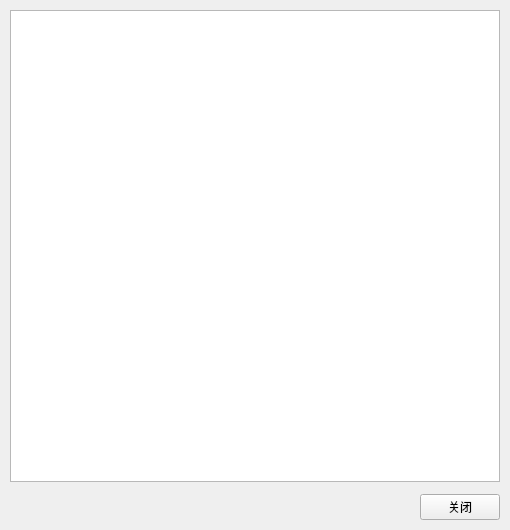
Old version of the form helpdialog.ui in the repository zlmone/supply_writer.
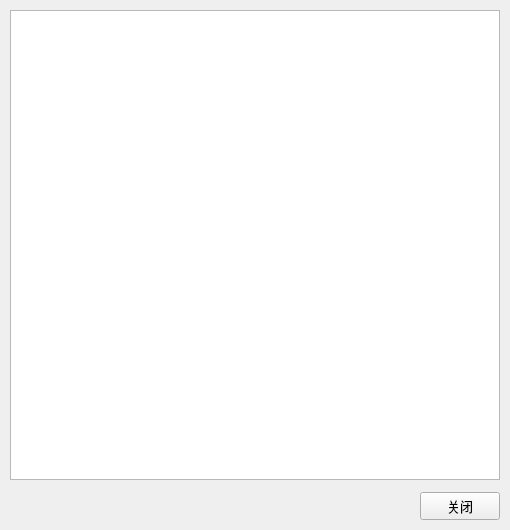
New version of the form.

The edit to the form file:
```diff
--- a/helpdialog.ui
+++ b/helpdialog.ui
@@ -25,6 +25,12 @@
      <height>530</height>
     </rect>
    </property>
+   <property name="font">
+    <font>
+     <family>微软雅黑</family>
+     <pointsize>10</pointsize>
+    </font>
+   </property>
    <layout class="QVBoxLayout" name="verticalLayout">
     <property name="spacing">
      <number>12</number>
@@ -42,12 +48,25 @@
      <number>10</number>
     </property>
     <item>
-     <widget class="QTextBrowser" name="textBrowser"/>
+     <widget class="QTextBrowser" name="textBrowser">
+      <property name="font">
+       <font>
+        <family>微软雅黑</family>
+        <pointsize>10</pointsize>
+       </font>
+      </property>
+     </widget>
     </item>
     <item>
      <layout class="QHBoxLayout" name="horizontalLayout">
       <item>
        <spacer name="horizontalSpacer">
+        <property name="font">
+         <font>
+          <family>微软雅黑</family>
+          <pointsize>10</pointsize>
+         </font>
+        </property>
         <property name="orientation">
          <enum>Qt::Horizontal</enum>
         </property>
@@ -61,6 +80,12 @@
       </item>
       <item>
        <widget class="QPushButton" name="pushButton">
+        <property name="font">
+         <font>
+          <family>微软雅黑</family>
+          <pointsize>10</pointsize>
+         </font>
+        </property>
         <property name="text">
          <string>关闭</string>
         </property>
```
